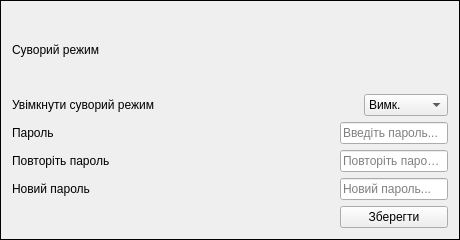
Old version of the form src/gui/widgets/settings/strictmodesection.ui in the repository bergamontt/sunflower.
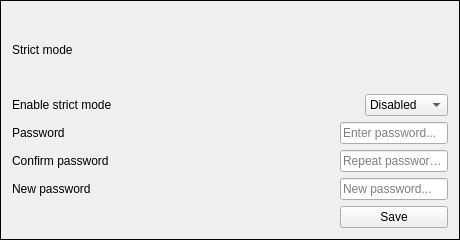
New version of the form. The open tabs and pages were chosen to show the change.

Commit message: chore(#51): rename analytics to statistics, translate UI to English

Patch:
```diff
--- a/src/gui/widgets/settings/strictmodesection.ui
+++ b/src/gui/widgets/settings/strictmodesection.ui
@@ -26,7 +26,7 @@
    <item>
     <widget class="QLabel" name="strictModeLabel">
      <property name="text">
-      <string>Суворий режим</string>
+      <string>Strict mode</string>
      </property>
     </widget>
    </item>
@@ -35,7 +35,7 @@
      <item row="0" column="0">
       <widget class="QLabel" name="enableStrictModeLabel">
        <property name="text">
-        <string>Увімкнути суворий режим</string>
+        <string>Enable strict mode</string>
        </property>
       </widget>
      </item>
@@ -43,17 +43,17 @@
       <widget class="QComboBox" name="strictModeComboBox">
        <item>
         <property name="text">
-         <string>Вимк.</string>
+         <string>Disabled</string>
         </property>
        </item>
        <item>
         <property name="text">
-         <string>Пароль</string>
+         <string>Password</string>
         </property>
        </item>
        <item>
         <property name="text">
-         <string>Затримка</string>
+         <string>Delay</string>
         </property>
        </item>
       </widget>
@@ -140,14 +140,14 @@
          <item row="0" column="1">
           <widget class="QLabel" name="passwordLabel">
            <property name="text">
-            <string>Пароль</string>
+            <string>Password</string>
            </property>
           </widget>
          </item>
          <item row="1" column="1">
           <widget class="QLabel" name="repeatPasswordLabel">
            <property name="text">
-            <string>Повторіть пароль</string>
+            <string>Confirm password</string>
            </property>
           </widget>
          </item>
@@ -172,8 +172,11 @@
              <verstretch>0</verstretch>
             </sizepolicy>
            </property>
+           <property name="text">
+            <string/>
+           </property>
            <property name="placeholderText">
-            <string>Повторіть пароль...</string>
+            <string>Repeat password...</string>
            </property>
           </widget>
          </item>
@@ -186,7 +189,7 @@
             </sizepolicy>
            </property>
            <property name="placeholderText">
-            <string>Новий пароль...</string>
+            <string>New password...</string>
            </property>
           </widget>
          </item>
@@ -212,14 +215,14 @@
             </sizepolicy>
            </property>
            <property name="placeholderText">
-            <string>Введіть пароль...</string>
+            <string>Enter password...</string>
            </property>
           </widget>
          </item>
          <item row="2" column="1">
           <widget class="QLabel" name="newPasswordLabel">
            <property name="text">
-            <string>Новий пароль</string>
+            <string>New password</string>
            </property>
           </widget>
          </item>
@@ -239,7 +242,7 @@
          <item row="3" column="3">
           <widget class="QPushButton" name="pushButton">
            <property name="text">
-            <string>Зберегти</string>
+            <string>Save</string>
            </property>
           </widget>
          </item>
@@ -269,7 +272,7 @@
          <item row="0" column="0">
           <widget class="QLabel" name="delayStrictModeLabel">
            <property name="text">
-            <string>Час очікування</string>
+            <string>Waiting time</string>
            </property>
           </widget>
          </item>
@@ -290,32 +293,32 @@
           <widget class="QComboBox" name="comboBox">
            <item>
             <property name="text">
-             <string>30 сек</string>
+             <string>30 sec</string>
             </property>
            </item>
            <item>
             <property name="text">
-             <string>1 хв</string>
+             <string>1 min</string>
             </property>
            </item>
            <item>
             <property name="text">
-             <string>3 хв</string>
+             <string>3 min</string>
             </property>
            </item>
            <item>
             <property name="text">
-             <string>5 хв</string>
+             <string>5 min</string>
             </property>
            </item>
            <item>
             <property name="text">
-             <string>10 хв</string>
+             <string>10 min</string>
             </property>
            </item>
            <item>
             <property name="text">
-             <string>15 хв</string>
+             <string>15 min</string>
             </property>
            </item>
           </widget>
```
The commit also changes 7 other files.
